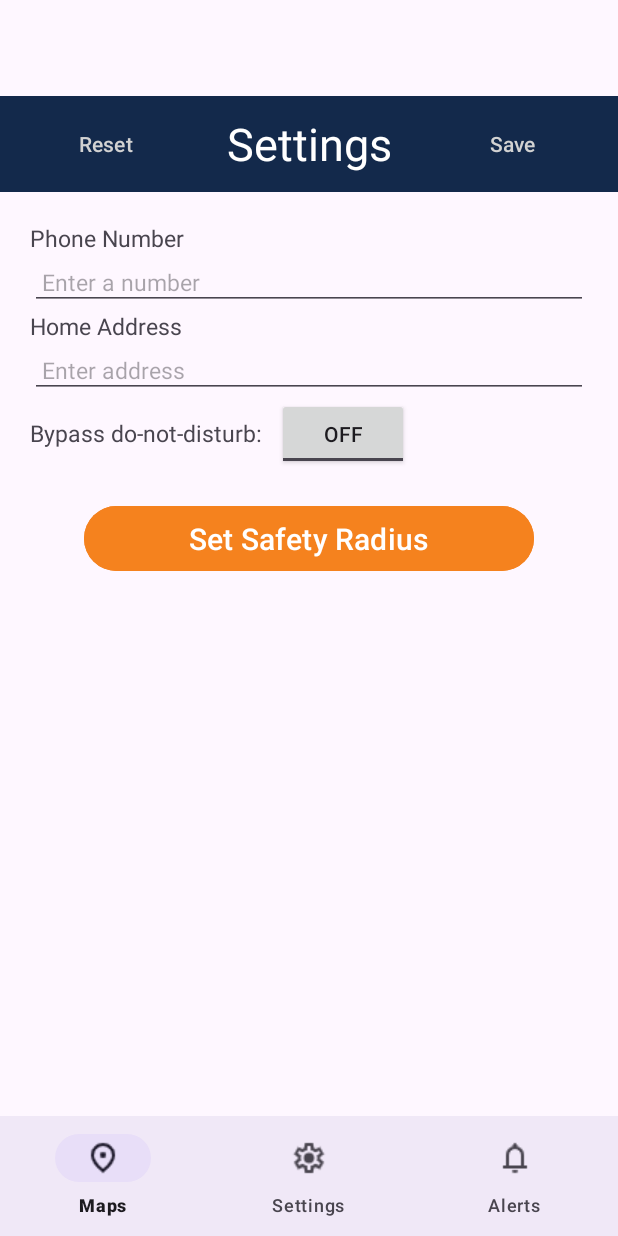
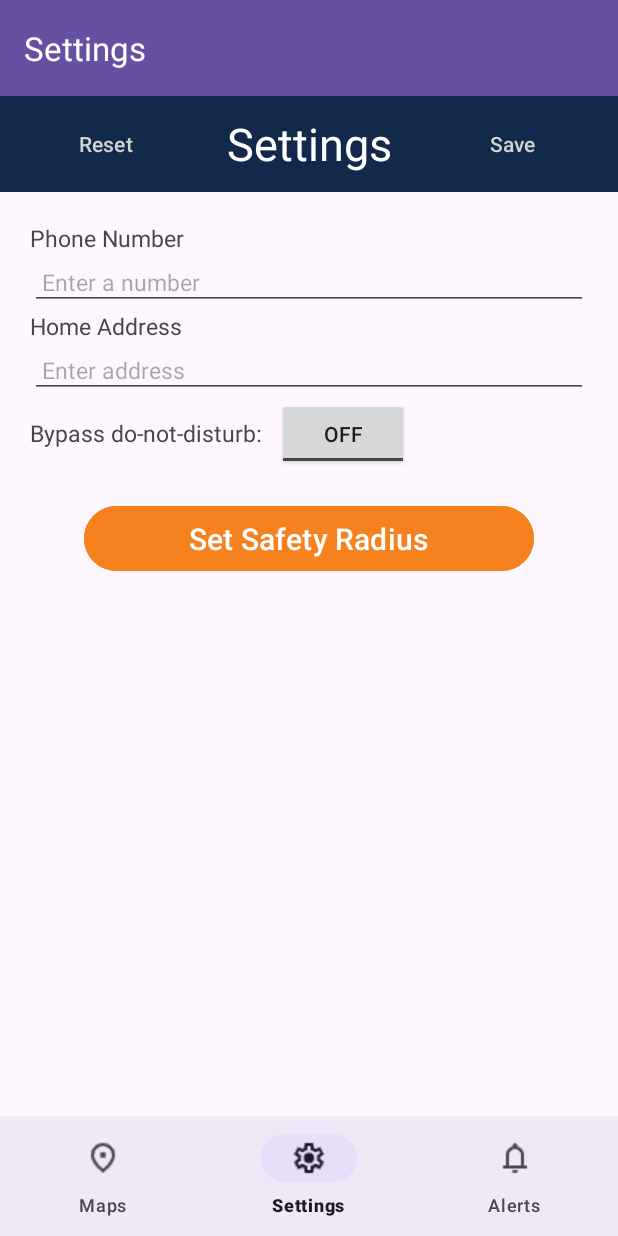
Before and after one commit to AlexTanthiptham/illini-watch, an Android app: the screen it shows after launch (MainActivity), item 2 of the bottom bar chosen, on a phone screen of 412 x 824 dp. Run offline under Robolectric (Android 15) with nearby library versions, the phone set to English and light mode, and no system bars; our stand-ins replace navigation-ui.

Commit message:
Navitation done

```diff
--- a/app/src/main/java/com/example/illinoiswatch/MainActivity.java
+++ b/app/src/main/java/com/example/illinoiswatch/MainActivity.java
@@ -5,12 +5,11 @@ import android.os.Bundle;
 import com.google.android.material.bottomnavigation.BottomNavigationView;
 
 import androidx.appcompat.app.AppCompatActivity;
+import androidx.appcompat.widget.Toolbar;
 import androidx.navigation.NavController;
 import androidx.navigation.Navigation;
 import androidx.navigation.ui.AppBarConfiguration;
 import androidx.navigation.ui.NavigationUI;
-import com.example.illinoiswatch.R;
-
 
 public class MainActivity extends AppCompatActivity {
 
@@ -19,9 +18,13 @@ public class MainActivity extends AppCompatActivity {
         super.onCreate(savedInstanceState);
         setContentView(R.layout.activity_main);
 
+        // Set up the ActionBar with a Toolbar
+        Toolbar toolbar = findViewById(R.id.toolbar);
+        setSupportActionBar(toolbar);
+
         BottomNavigationView navView = findViewById(R.id.nav_view);
         // Passing each menu ID as a set of Ids because each
-        // menu should be considered as top level destinations.
+        // menu should be considered as top-level destinations.
         AppBarConfiguration appBarConfiguration = new AppBarConfiguration.Builder(
                 R.id.navigation_maps, R.id.navigation_settings, R.id.navigation_alerts)
                 .build();
@@ -34,6 +37,7 @@ public class MainActivity extends AppCompatActivity {
     // If you want to support the Up button in the ActionBar
 
     private AppBarConfiguration appBarConfiguration;
+
     @Override
     public boolean onSupportNavigateUp() {
         NavController navController = Navigation.findNavController(this, R.id.nav_host_fragment_activity_main);
--- a/app/src/main/res/layout/activity_main.xml
+++ b/app/src/main/res/layout/activity_main.xml
@@ -1,10 +1,21 @@
 <?xml version="1.0" encoding="utf-8"?>
-<androidx.constraintlayout.widget.ConstraintLayout xmlns:android="http://schemas.android.com/apk/res/android"
+<androidx.constraintlayout.widget.ConstraintLayout
+    xmlns:android="http://schemas.android.com/apk/res/android"
     xmlns:app="http://schemas.android.com/apk/res-auto"
     android:id="@+id/container"
     android:layout_width="match_parent"
-    android:layout_height="match_parent"
-    android:paddingTop="?attr/actionBarSize">
+    android:layout_height="match_parent">
+
+    <!-- Toolbar -->
+    <androidx.appcompat.widget.Toolbar
+        android:id="@+id/toolbar"
+        android:layout_width="0dp"
+        android:layout_height="?attr/actionBarSize"
+        android:background="?attr/colorPrimary"
+        android:theme="@style/ThemeOverlay.AppCompat.Dark.ActionBar"
+        app:layout_constraintTop_toTopOf="parent"
+        app:layout_constraintStart_toStartOf="parent"
+        app:layout_constraintEnd_toEndOf="parent"/>
 
     <com.google.android.material.bottomnavigation.BottomNavigationView
         android:id="@+id/nav_view"
@@ -13,21 +24,21 @@
         android:layout_marginStart="0dp"
         android:layout_marginEnd="0dp"
         android:background="?android:attr/windowBackground"
+        app:layout_constraintStart_toStartOf="parent"
+        app:layout_constraintEnd_toEndOf="parent"
         app:layout_constraintBottom_toBottomOf="parent"
-        app:layout_constraintLeft_toLeftOf="parent"
-        app:layout_constraintRight_toRightOf="parent"
         app:menu="@menu/bottom_nav_menu" />
 
     <fragment
         android:id="@+id/nav_host_fragment_activity_main"
         android:name="androidx.navigation.fragment.NavHostFragment"
-        android:layout_width="match_parent"
-        android:layout_height="match_parent"
+        android:layout_width="0dp"
+        android:layout_height="0dp"
         app:defaultNavHost="true"
+        app:layout_constraintTop_toBottomOf="@id/toolbar"
+        app:layout_constraintStart_toStartOf="parent"
+        app:layout_constraintEnd_toEndOf="parent"
         app:layout_constraintBottom_toTopOf="@id/nav_view"
-        app:layout_constraintLeft_toLeftOf="parent"
-        app:layout_constraintRight_toRightOf="parent"
-        app:layout_constraintTop_toTopOf="parent"
         app:navGraph="@navigation/app_navigation" />
 
 </androidx.constraintlayout.widget.ConstraintLayout>
```
